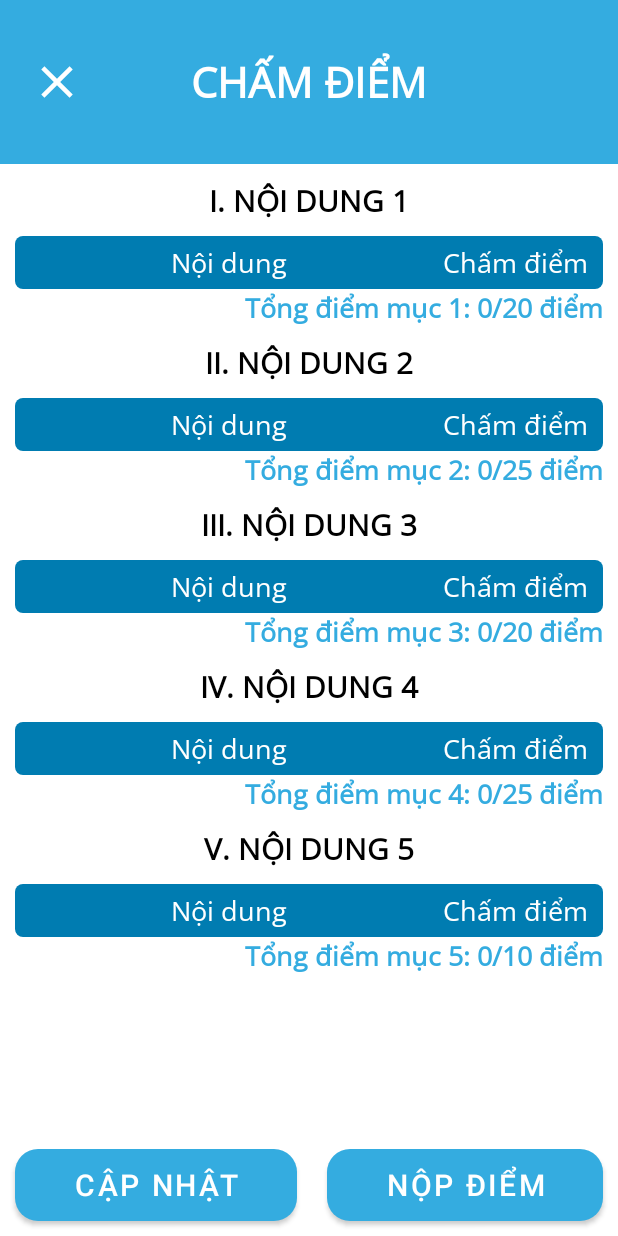
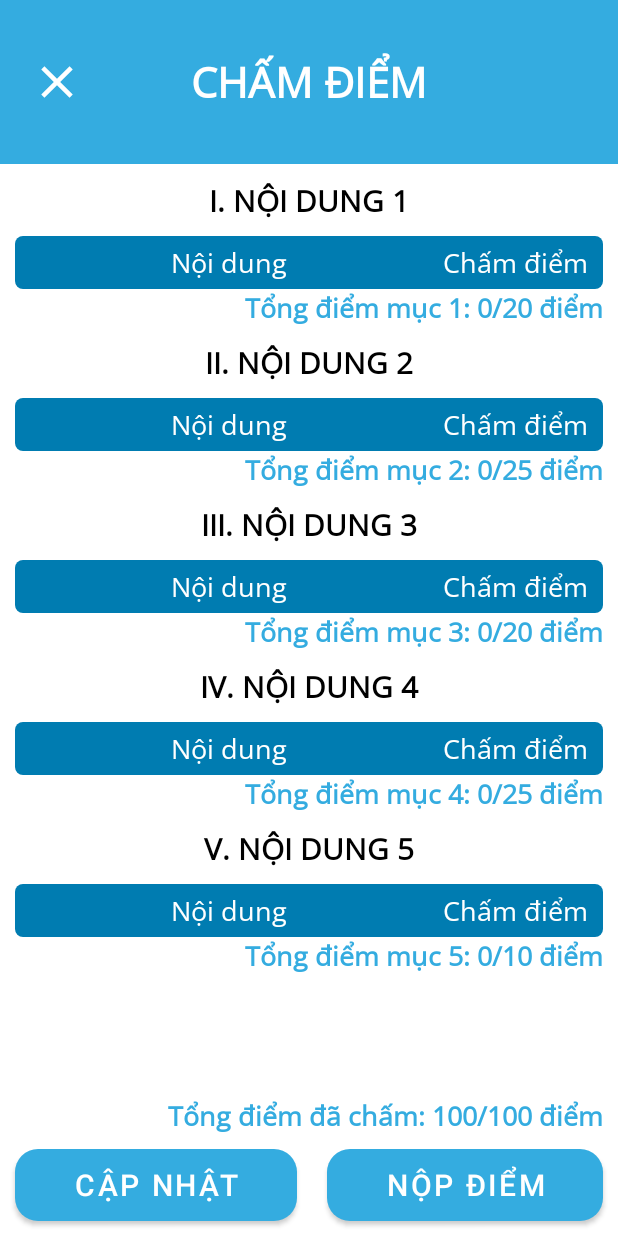
Before and after one commit to nguyenson257/AppDiemRenLuyen, an Android app: the screen it shows after launch (ChamDiem), on a phone screen of 412 x 824 dp. Run offline under Robolectric (Android 15) with nearby library versions, the phone set to English and light mode, and no system bars.

Commit message:
update tổng điểm tất cả

```diff
--- a/app/src/main/java/com/example/diemrenluyen/ApiService.java
+++ b/app/src/main/java/com/example/diemrenluyen/ApiService.java
@@ -24,4 +24,6 @@ public interface ApiService {
             .create(ApiService.class);
     @GET("mucdiemcon/list")
     Call<ArrayList<mucchamdomain>> showitem();
+    @GET("mucdiemcha/list")
+    Call<ArrayList<mucchadomain>> showmuccha();
 }
--- a/app/src/main/java/com/example/diemrenluyen/ChamDiem.java
+++ b/app/src/main/java/com/example/diemrenluyen/ChamDiem.java
@@ -25,26 +25,16 @@ public class ChamDiem extends AppCompatActivity {
     private int mmax1=0, mmax2=0, mmax3=0, mmax4=0, mmax5=0;
     private ArrayList<getdiemcham> listdiem1 = new ArrayList<>(), listdiem2 = new ArrayList<>(), listdiem3 = new ArrayList<>(), listdiem4 = new ArrayList<>(), listdiem5 = new ArrayList<>();
     private Button btn_nopdiem,btn_capnhat;
-    private TextView tongdiem1, tongdiem2, tongdiem3, tongdiem4, tongdiem5;
+    private TextView tongdiem1, tongdiem2, tongdiem3, tongdiem4, tongdiem5, tongdiemtatca;
+    private TextView noidung1, noidung2, noidung3, noidung4, noidung5;
+
     @Override
     protected void onCreate(Bundle savedInstanceState) {
         super.onCreate(savedInstanceState);
         setContentView(R.layout.activity_cham_diem);
         init();
-        ApiService.apiService.showitem().enqueue(new Callback<ArrayList<mucchamdomain>>() {
-            @Override
-            public void onResponse(Call<ArrayList<mucchamdomain>> call, Response<ArrayList<mucchamdomain>> response) {
-
-                ArrayList<mucchamdomain> allmucchamdomains = response.body();
-                setadapter(allmucchamdomains);
-            }
-
-            @Override
-            public void onFailure(Call<ArrayList<mucchamdomain>> call, Throwable t) {
-
-            }
-        });
-//        mucchamlist();
+        mucchalist();
+        mucchamlist();
         setlayoutrecycleview();
 
         btn_nopdiem.setOnClickListener(new View.OnClickListener() {
@@ -61,6 +51,8 @@ public class ChamDiem extends AppCompatActivity {
         });
     }
 
+
+
     private void setlayoutrecycleview() {
         LinearLayoutManager linearLayoutManager1 = new LinearLayoutManager(this, LinearLayoutManager.VERTICAL, false);
         LinearLayoutManager linearLayoutManager2 = new LinearLayoutManager(this, LinearLayoutManager.VERTICAL, false);
@@ -72,6 +64,26 @@ public class ChamDiem extends AppCompatActivity {
         danhsachmuccham3.setLayoutManager(linearLayoutManager3);
         danhsachmuccham4.setLayoutManager(linearLayoutManager4);
         danhsachmuccham5.setLayoutManager(linearLayoutManager5);
+    }
+    private void setadaptercha(ArrayList<mucchadomain> allmuccha) {
+        for (mucchadomain i:allmuccha
+        ) {
+            if(i.getIdmdcha()==1){
+                noidung1.setText(i.getNoidung());
+            }
+            if(i.getIdmdcha()==2){
+                noidung2.setText(i.getNoidung());
+            }
+            if(i.getIdmdcha()==3){
+                noidung3.setText(i.getNoidung());
+            }
+            if(i.getIdmdcha()==4){
+                noidung4.setText(i.getNoidung());
+            }
+            if(i.getIdmdcha()==5){
+                noidung5.setText(i.getNoidung());
+            }
+        }
     }
 
     private void setadapter(ArrayList<mucchamdomain> mucchamdomains) {
@@ -132,6 +144,7 @@ public class ChamDiem extends AppCompatActivity {
         int tongd3 = 0;
         int tongd4 = 0;
         int tongd5 = 0;
+        int tongtc = 0;
         list1= (mucdiemAdapter) danhsachmuccham1.getAdapter();
         list2= (mucdiemAdapter) danhsachmuccham2.getAdapter();
         list3= (mucdiemAdapter) danhsachmuccham3.getAdapter();
@@ -168,24 +181,54 @@ public class ChamDiem extends AppCompatActivity {
             tongd5 = tongd5 + d.diemcham;
         };
 
+        tongtc = tongd1 + tongd2 + tongd3 + tongd4 + tongd5;
+
         String text1 = "Tổng điểm mục 1: "+(tongd1)+"/"+(mmax1)+" điểm";
         String text2 = "Tổng điểm mục 2: "+(tongd2)+"/"+(mmax2)+" điểm";
         String text3 = "Tổng điểm mục 3: "+(tongd3)+"/"+(mmax3)+" điểm";
         String text4 = "Tổng điểm mục 4: "+(tongd4)+"/"+(mmax4)+" điểm";
         String text5 = "Tổng điểm mục 5: "+(tongd5)+"/"+(mmax5)+" điểm";
+        String texttc = "Tổng điểm đã chấm: "+tongtc+"/100 điểm";
 
         tongdiem1.setText(text1);
         tongdiem2.setText(text2);
         tongdiem3.setText(text3);
         tongdiem4.setText(text4);
         tongdiem5.setText(text5);
+        tongdiemtatca.setText(texttc);
+    }
+
+    private void mucchalist() {
+        ApiService.apiService.showmuccha().enqueue(new Callback<ArrayList<mucchadomain>>() {
+            @Override
+            public void onResponse(Call<ArrayList<mucchadomain>> call, Response<ArrayList<mucchadomain>> response) {
+                ArrayList<mucchadomain> allmuccha = response.body();
+                setadaptercha(allmuccha);
+            }
+
+            @Override
+            public void onFailure(Call<ArrayList<mucchadomain>> call, Throwable t) {
+
+            }
+        });
     }
 
 
 
     private void mucchamlist(){
+        ApiService.apiService.showitem().enqueue(new Callback<ArrayList<mucchamdomain>>() {
+            @Override
+            public void onResponse(Call<ArrayList<mucchamdomain>> call, Response<ArrayList<mucchamdomain>> response) {
 
+                ArrayList<mucchamdomain> allmucchamdomains = response.body();
+                setadapter(allmucchamdomains);
+            }
 
+            @Override
+            public void onFailure(Call<ArrayList<mucchamdomain>> call, Throwable t) {
+
+            }
+        });
     }
     public void init(){
         danhsachmuccham1 = findViewById(R.id.danhsach1);
@@ -195,10 +238,16 @@ public class ChamDiem extends AppCompatActivity {
         danhsachmuccham5 = findViewById(R.id.danhsach5);
         btn_nopdiem = findViewById(R.id.btn_nopdiem);
         btn_capnhat = findViewById(R.id.btn_capnhat);
+        tongdiemtatca = findViewById(R.id.tongdiemtatca);
         tongdiem1 = findViewById(R.id.tongdiem1);
         tongdiem2 = findViewById(R.id.tongdiem2);
         tongdiem3 = findViewById(R.id.tongdiem3);
         tongdiem4 = findViewById(R.id.tongdiem4);
         tongdiem5 = findViewById(R.id.tongdiem5);
+        noidung1 = findViewById(R.id.noidung);
+        noidung2 = findViewById(R.id.noidung2);
+        noidung3 = findViewById(R.id.noidung3);
+        noidung4 = findViewById(R.id.noidung4);
+        noidung5 = findViewById(R.id.noidung5);
     }
 }
--- a/app/src/main/res/layout/activity_cham_diem.xml
+++ b/app/src/main/res/layout/activity_cham_diem.xml
@@ -37,7 +37,7 @@
         android:layout_width="match_parent"
         android:layout_height="match_parent"
         android:layout_below="@id/header_search"
-        android:layout_above="@+id/grp_btn">
+        android:layout_above="@+id/tongdiemtatca">
 
         <LinearLayout
             android:layout_width="match_parent"
@@ -408,8 +408,24 @@
                     android:text="Tổng điểm mục 5: 0/10 điểm"/>
             </LinearLayout>
 
+
         </LinearLayout>
     </ScrollView>
+
+    <TextView
+        android:id="@+id/tongdiemtatca"
+        android:layout_width="match_parent"
+        android:layout_height="wrap_content"
+        android:layout_above="@+id/grp_btn"
+        android:textColor="@color/xanhduong"
+        android:fontFamily="@font/opensans"
+        android:textStyle="bold"
+        android:gravity="right"
+        android:textSize="18sp"
+        android:layout_marginTop="10dp"
+        android:layout_marginRight="10dp"
+        android:text="Tổng điểm đã chấm: 100/100 điểm"/>
+
     <LinearLayout
         android:layout_width="match_parent"
         android:layout_height="wrap_content"
```
Also changed, not shown: app/src/main/java/com/example/diemrenluyen/mucchadomain.java (added, +27 -0 lines). Lines whose indentation alone changed are shown as unchanged.
